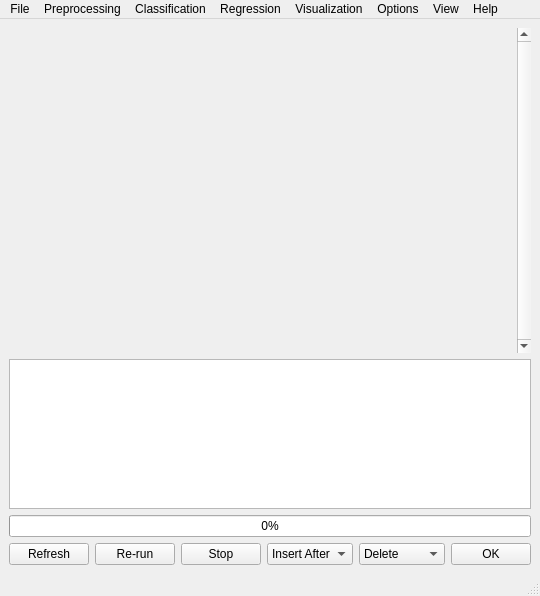
The window that ui/MainWindow.ui (tthatcher95/PyHAT_Point_Spectra_GUI) describes before a commit, drawn with Qt 5.
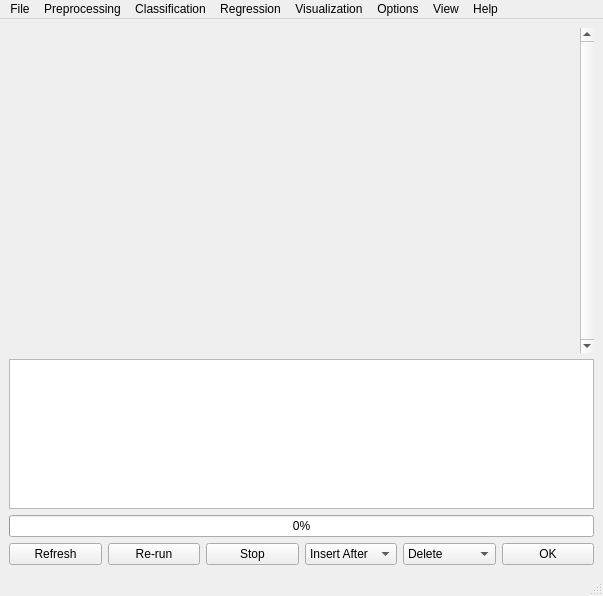
The same window after the commit.

Commit message: Rearrange and rename menu items

What changed in the file:
```diff
--- a/ui/MainWindow.ui
+++ b/ui/MainWindow.ui
@@ -6,7 +6,7 @@
    <rect>
     <x>0</x>
     <y>0</y>
-    <width>539</width>
+    <width>603</width>
     <height>596</height>
    </rect>
   </property>
@@ -40,8 +40,8 @@
         <rect>
          <x>0</x>
          <y>0</y>
-         <width>504</width>
-         <height>323</height>
+         <width>560</width>
+         <height>298</height>
         </rect>
        </property>
        <layout class="QVBoxLayout" name="verticalLayout_2"/>
@@ -164,8 +164,8 @@
     <rect>
      <x>0</x>
      <y>0</y>
-     <width>539</width>
-     <height>21</height>
+     <width>603</width>
+     <height>26</height>
     </rect>
    </property>
    <widget class="QMenu" name="menuFile">
```
Left out of the diff: 27 changed lines with no effect on the pictures. The commit also changes 1 other file.
